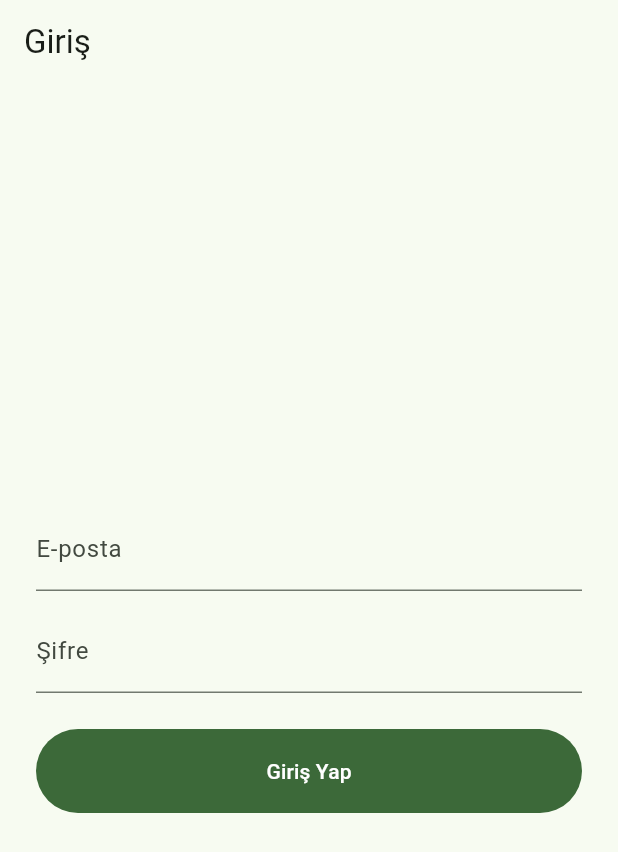
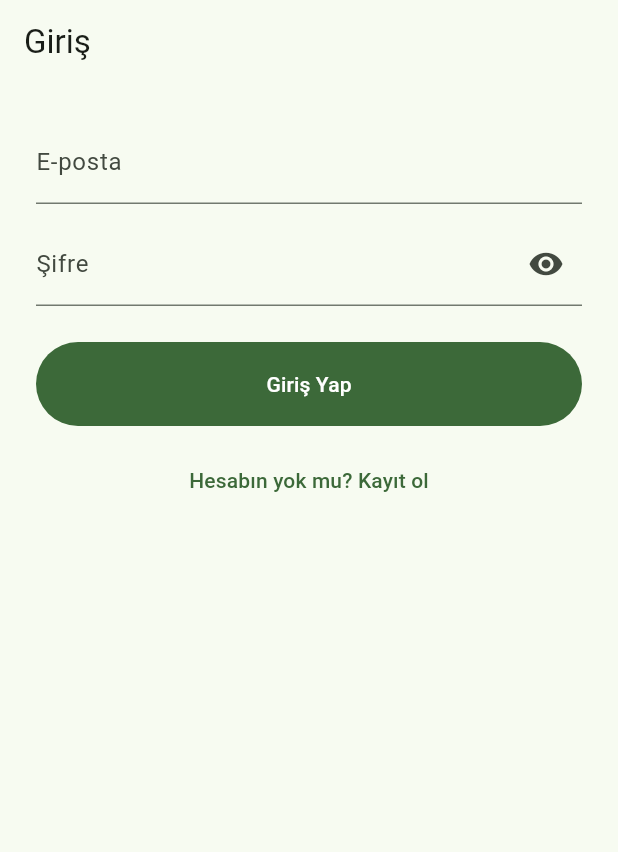
Before and after one commit to ekinkn25/kiler, a Flutter app: the screen it shows after launch, on a phone screen of 412 x 824 dp. Shown: the top 852 px of the screen. Run offline on Flutter 3.47's test engine with Material 3 defaults, Android fonts, the phone set to English and light mode, and no system bars; our stand-ins replace dio, flutter_riverpod, flutter_secure_storage, freezed_annotation, go_router, image_picker and 1 more.

Commit message:
feat(mobile): giriş/kayıt ekranları, form doğrulama, şifre gücü göstergesi, backend hata mesajları, authProvider.register()

```diff
--- a/mobile/lib/core/network/api_exception.dart
+++ b/mobile/lib/core/network/api_exception.dart
@@ -32,3 +32,9 @@ extension DioExceptionApiError on DioException{
     );
   }
 }
+
+String friendlyErrorMessage(Object? error) {
+  if (error is DioException) return error.apiException.message;
+  if (error is ApiException) return error.message;
+  return 'Beklenmeyen bir hata oluştur';
+}
--- a/mobile/lib/router/app_router.dart
+++ b/mobile/lib/router/app_router.dart
@@ -10,6 +10,7 @@ import '../providers/auth_provider.dart';
 import '../screens/auth/login_screen.dart';
 import '../screens/profile/profile_screen.dart';
 import '../screens/splash_screen.dart';
+import '../screens/auth/register_screen.dart';
 
 
 //uygulamanın tüm yönlendirme tablosu burada
@@ -48,16 +49,10 @@ final appRouterProvider = Provider<GoRouter>((ref) {
       final authState = ref.read(authProvider);
       final hedef = state.matchedLocation;
       final splashaGidiyor = hedef == '/splash';
-      final girisEGidiyor = hedef == '/giris';
-      // /dev rotalari HER ZAMAN erisilebilir - oturum durumundan
-      // bagimsiz. Gelistirme/dogrulama ekranlari (health kontrolu,
-      // barkod testi) giris yapilmadan da calisabilmeli.
+      final authEkraniMi = hedef == '/giris' || hedef == '/kayit';
       final devRotasiMi = hedef == '/dev' || hedef == '/dev/widgets';
       if (devRotasiMi) return null;
 
-      // TRUE ilk acilis kontrolu: hic cozulmemis (ne veri ne hata) VE
-      // yukleniyor. login()/retry() sirasindaki 'yukleniyor' durumu
-      // copyWithPrevious sayesinde bunu TETIKLEMEZ.
       final ilkAcilisKontrolEdiliyor =
           authState.isLoading && !authState.hasValue && !authState.hasError;
       if (ilkAcilisKontrolEdiliyor) {
@@ -67,11 +62,10 @@ final appRouterProvider = Provider<GoRouter>((ref) {
       final girisYapilmis = authState.valueOrNull != null;
 
       if (!girisYapilmis) {
-        return girisEGidiyor ? null : '/giris';
+        return authEkraniMi ? null : '/giris';
       }
 
-      // Giris yapilmis: splash veya giris ekraninda kalinmasin.
-      if (splashaGidiyor || girisEGidiyor) {
+      if (splashaGidiyor || authEkraniMi) {
         return '/sohbet';
       }
 
@@ -88,6 +82,11 @@ final appRouterProvider = Provider<GoRouter>((ref) {
         path: '/giris',
         name: 'giris',
         builder: (context, state) => const LoginScreen(),
+      ),
+      GoRoute(
+        path: '/kayit',
+        name: 'kayit',
+        builder: (context, state) => const RegisterScreen(),
       ),
       StatefulShellRoute.indexedStack(
         builder: (context, state, navigationShell) {
--- a/mobile/lib/screens/auth/login_screen.dart
+++ b/mobile/lib/screens/auth/login_screen.dart
@@ -1,11 +1,14 @@
 import 'package:flutter/material.dart';
 import 'package:flutter_riverpod/flutter_riverpod.dart';
+import 'package:go_router/go_router.dart';
 
+import '../../core/network/api_exception.dart';
+import '../../core/validators.dart';
 import '../../providers/auth_provider.dart';
 import '../../widgets/widgets.dart';
+import '../../models/app_user.dart';
 
-/// Giris ekrani. NEDEN BASIT: bu gorevin odagi oturum/token altyapisi -
-/// gorsel tasarim ayri bir mobil gorevde genisletilir.
+/// Giris ekrani.
 class LoginScreen extends ConsumerStatefulWidget {
   const LoginScreen({super.key});
 
@@ -14,55 +17,88 @@ class LoginScreen extends ConsumerStatefulWidget {
 }
 
 class _LoginScreenState extends ConsumerState<LoginScreen> {
+  final _formKey = GlobalKey<FormState>();
   final _emailController = TextEditingController();
   final _passwordController = TextEditingController();
+  final _passwordFocus = FocusNode();
+  bool _sifreGorunur = false;
 
   @override
   void dispose() {
     _emailController.dispose();
     _passwordController.dispose();
+    _passwordFocus.dispose();
     super.dispose();
+  }
+
+  void _girisYap() {
+    if (!(_formKey.currentState?.validate() ?? false)) return;
+    ref.read(authProvider.notifier).login(
+      email: _emailController.text.trim(),
+      password: _passwordController.text,
+    );
   }
 
   @override
   Widget build(BuildContext context) {
+    ref.listen<AsyncValue<AppUser?>>(authProvider, (onceki, sonraki) {
+      if (sonraki.valueOrNull != null) {
+        context.go('/sohbet');
+      }
+    });
     final authState = ref.watch(authProvider);
-    final hata = authState.hasError ? authState.error.toString() : null;
+    final hata = authState.hasError ? friendlyErrorMessage(authState.error) : null;
     final yukleniyor = authState.isLoading;
 
     return Scaffold(
       appBar: AppBar(title: const Text('Giriş')),
-      body: Padding(
+      body: SingleChildScrollView(
         padding: const EdgeInsets.all(24),
+        child: Form(
+          key: _formKey,
           child: Column(
             mainAxisAlignment: MainAxisAlignment.center,
             crossAxisAlignment: CrossAxisAlignment.stretch,
             children: [
-            TextField(
+              TextFormField(
                 controller: _emailController,
                 decoration: const InputDecoration(labelText: 'E-posta'),
                 keyboardType: TextInputType.emailAddress,
+                textInputAction: TextInputAction.next,
+                onFieldSubmitted: (_) => _passwordFocus.requestFocus(),
+                validator: emailValidator,
+                autovalidateMode: AutovalidateMode.onUserInteraction,
               ),
               const SizedBox(height: 12),
-            TextField(
+              TextFormField(
                 controller: _passwordController,
-              decoration: const InputDecoration(labelText: 'Şifre'),
-              obscureText: true,
+                focusNode: _passwordFocus,
+                decoration: InputDecoration(
+                  labelText: 'Şifre',
+                  suffixIcon: IconButton(
+                    icon: Icon(_sifreGorunur ? Icons.visibility_off : Icons.visibility),
+                    onPressed: () => setState(() => _sifreGorunur = !_sifreGorunur),
+                  ),
+                ),
+                obscureText: !_sifreGorunur,
+                textInputAction: TextInputAction.done,
+                onFieldSubmitted: (_) => _girisYap(),
+                validator: loginPasswordValidator,
+                autovalidateMode: AutovalidateMode.onUserInteraction,
               ),
               if (hata != null) ...[
                 const SizedBox(height: 12),
                 Text(hata, style: TextStyle(color: Theme.of(context).colorScheme.error)),
               ],
               const SizedBox(height: 24),
-            AppButton(
-              label: 'Giriş Yap',
-              loading: yukleniyor,
-              onPressed: () => ref.read(authProvider.notifier).login(
-                email: _emailController.text.trim(),
-                password: _passwordController.text,
-              ),
+              AppButton(label: 'Giriş Yap', loading: yukleniyor, onPressed: _girisYap),
+              const SizedBox(height: 12),
+              TextButton(
+                onPressed: () => context.push('/kayit'),
+                child: const Text('Hesabın yok mu? Kayıt ol'),
               ),
             ],
+          ),
         ),
       ),
     );
--- a/mobile/lib/widgets/widgets.dart
+++ b/mobile/lib/widgets/widgets.dart
@@ -4,3 +4,4 @@ export 'empty_state.dart';
 export 'loading_skeleton.dart';
 export 'status_chip.dart';
 export 'undo_snackbar.dart';
+export 'password_strength_indicator.dart';
```
Also changed, not shown: mobile/lib/core/validators.dart (added, +52 -0 lines), mobile/lib/providers/auth_provider.dart (+36 -0 lines), mobile/lib/screens/auth/register_screen.dart (added, +145 -0 lines), mobile/lib/widgets/password_strength_indicator.dart (added, +41 -0 lines). Lines whose indentation alone changed are shown as unchanged.
